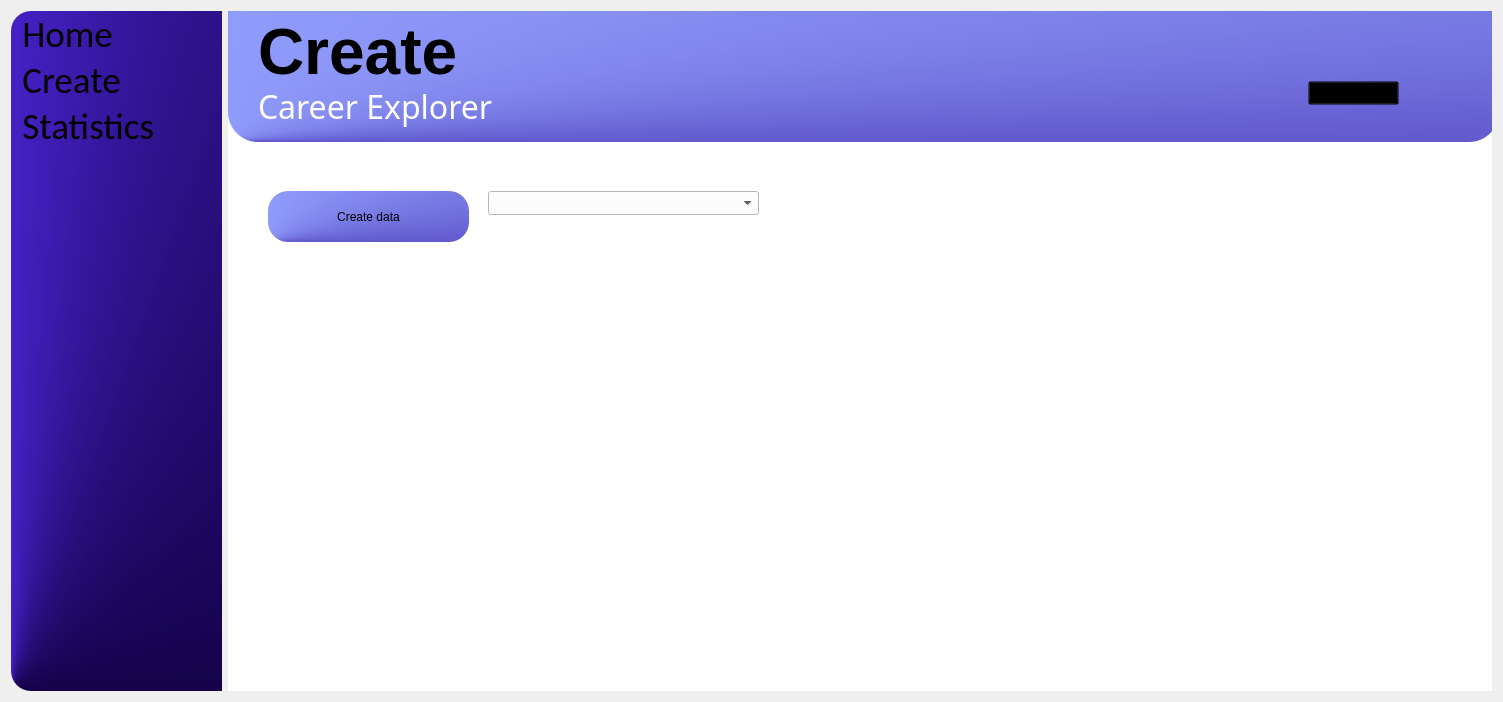
Old version of the form ui/dashboard.ui in the repository DanoAlvinJohnS/Final-OOP2.
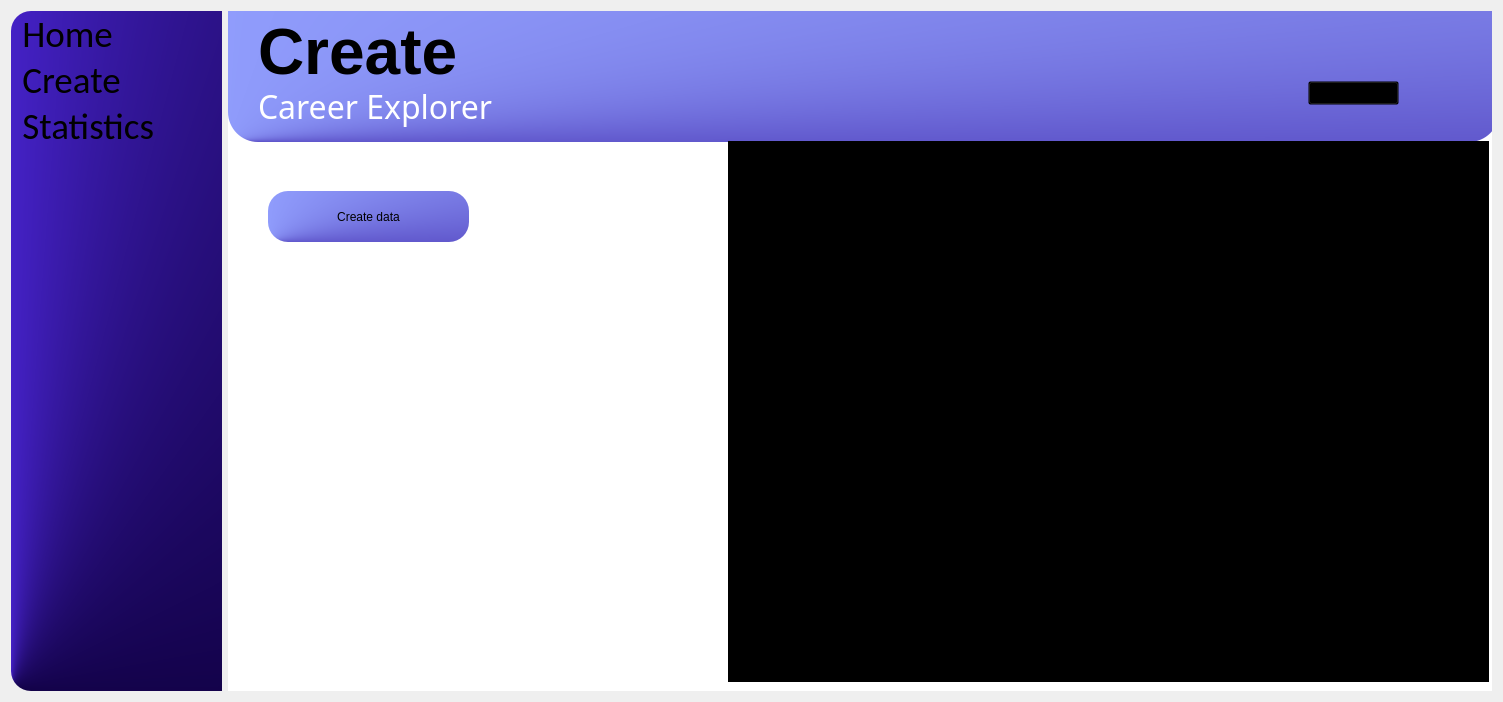
New version of the form.

The edit to the form file:
```diff
--- a/ui/dashboard.ui
+++ b/ui/dashboard.ui
@@ -421,15 +421,18 @@
           <string>Create data</string>
          </property>
         </widget>
-        <widget class="QComboBox" name="comboBox">
+        <widget class="QWidget" name="visual_data" native="true">
          <property name="geometry">
           <rect>
-           <x>260</x>
-           <y>180</y>
-           <width>271</width>
-           <height>24</height>
+           <x>500</x>
+           <y>130</y>
+           <width>761</width>
+           <height>541</height>
           </rect>
          </property>
+         <property name="styleSheet">
+          <string notr="true">background-color: black;</string>
+         </property>
         </widget>
        </widget>
        <widget class="QWidget" name="statistic">
```
Left out of the diff: 4 changed lines with no effect on the pictures.
